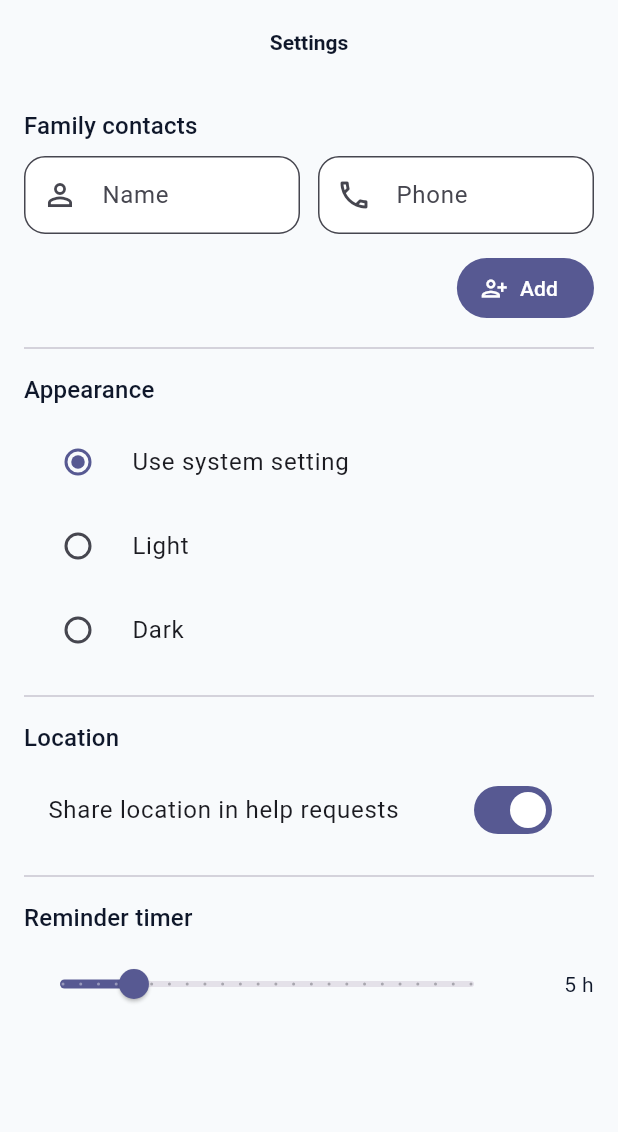
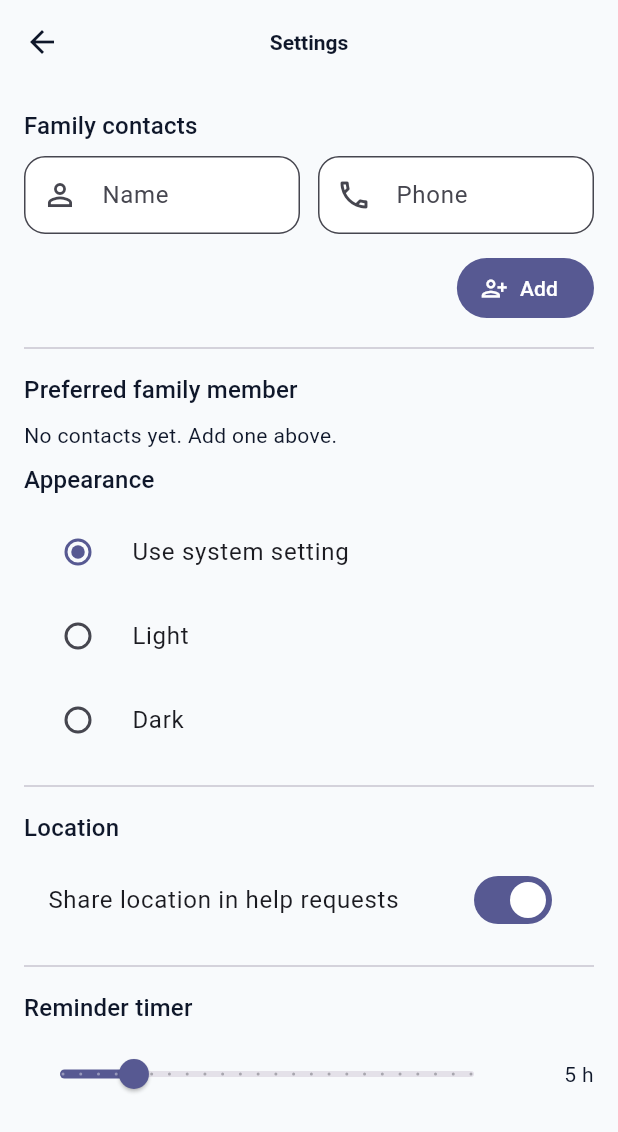
Before and after one commit to Taehillah/Wellness_Circle, a Flutter app: the HomeView screen opened by its route, scrolled down 110 dp, after a tap on "Call a family member", after a tap on the "settings" icon, on a phone screen of 412 x 824 dp. Shown: the top 1132 px of the screen. Run offline on Flutter 3.47's test engine with Material 3 defaults, Android fonts, the phone set to English and light mode, and no system bars; our stand-ins replace dio, flutter_local_notifications, flutter_riverpod, geolocator, go_router, lucide_icons and 2 more; accounts and stored records are empty.

Commit message:
Setting Updated

```diff
--- a/wellcheck/lib/src/bootstrap.dart
+++ b/wellcheck/lib/src/bootstrap.dart
@@ -5,11 +5,14 @@ import 'package:shared_preferences/shared_preferences.dart';
 
 import 'app.dart';
 import 'shared/providers/shared_providers.dart';
+import 'shared/services/notifications_service.dart';
 
 Future<void> bootstrap() async {
   WidgetsFlutterBinding.ensureInitialized();
 
   final prefs = await SharedPreferences.getInstance();
+  final notifications = NotificationsService();
+  await notifications.init();
 
   if (kIsWeb) {
     // No-op placeholder for potential web-specific bootstrap steps.
@@ -19,6 +22,7 @@ Future<void> bootstrap() async {
     ProviderScope(
       overrides: [
         sharedPreferencesProvider.overrideWithValue(prefs),
+        notificationsServiceProvider.overrideWithValue(notifications),
       ],
       child: const App(),
     ),
--- a/wellcheck/lib/src/features/home/presentation/home_view.dart
+++ b/wellcheck/lib/src/features/home/presentation/home_view.dart
@@ -17,6 +17,7 @@ import '../../history/application/check_in_controller.dart';
 import '../../history/data/models/check_in_stats.dart';
 import '../../../shared/theme/theme_controller.dart';
 import '../../../shared/settings/settings_controller.dart';
+import '../../../shared/providers/shared_providers.dart';
 import 'package:go_router/go_router.dart';
 import '../../../shared/router/app_router.dart';
 
@@ -76,7 +77,7 @@ class HomeView extends ConsumerWidget {
           IconButton(
             tooltip: 'Settings',
             icon: const Icon(Icons.settings_outlined),
-            onPressed: () => context.go(AppRoute.settings.path),
+            onPressed: () => context.push(AppRoute.settings.path),
           ),
           IconButton(
             tooltip: 'Log out',
@@ -187,6 +188,11 @@ class _CountdownPanelState extends ConsumerState<_CountdownPanel> {
         }
         // Unlock the check-in button when timer completes.
         ref.read(checkInLockProvider.notifier).unlock();
+        // Start minute-by-minute reminder notifications until the user checks in.
+        unawaited(ref.read(notificationsServiceProvider).startMinuteReminder(
+          title: 'Time to check in',
+          body: 'Tap the app and confirm: I am doing Great!',
+        ));
         // Auto-restart countdown for the next cycle using current settings.
         setState(() {
           _remaining = _currentDuration;
@@ -373,6 +379,8 @@ class _ActionButtons extends StatelessWidget {
                           }
                           ref.read(checkInLockProvider.notifier).lock();
                           ref.read(countdownRestartProvider.notifier).bump();
+                          // Stop reminder notifications upon check-in.
+                          unawaited(ref.read(notificationsServiceProvider).cancelReminders());
                         },
                   borderRadius: BorderRadius.circular(999),
                   child: Container(
@@ -456,7 +464,15 @@ class _StatsGrid extends ConsumerWidget {
       );
       return;
     }
-    final phone = contactsState.contacts.first.phone.trim();
+    // Use preferred contact if selected, else first.
+    final preferredId = ref.read(preferredContactProvider);
+    final target = preferredId == null
+        ? contactsState.contacts.first
+        : (contactsState.contacts.firstWhere(
+            (c) => c.id == preferredId,
+            orElse: () => contactsState.contacts.first,
+          ));
+    final phone = target.phone.trim();
     if (phone.isEmpty) {
       messenger.showSnackBar(
         const SnackBar(content: Text('Selected contact has no phone number.')),
@@ -478,6 +494,20 @@ class _StatsGrid extends ConsumerWidget {
     return LayoutBuilder(
       builder: (context, constraints) {
         final isWide = constraints.maxWidth > 600;
+        final contactsState = ref.watch(contactsControllerProvider);
+        final hasContact = contactsState.contacts.isNotEmpty;
+        final preferredId = ref.watch(preferredContactProvider);
+        final primary = hasContact
+            ? (preferredId == null
+                ? contactsState.contacts.first
+                : (contactsState.contacts.firstWhere(
+                    (c) => c.id == preferredId,
+                    orElse: () => contactsState.contacts.first,
+                  )))
+            : null;
+        final cardLabel = hasContact ? 'Call ${primary!.name}' : 'Call a family member';
+        final cardValue = hasContact ? primary!.phone : contactsCount.toString();
+
         return GridView.count(
           crossAxisCount: 1,
           shrinkWrap: true,
@@ -491,8 +521,8 @@ class _StatsGrid extends ConsumerWidget {
               borderRadius: BorderRadius.circular(20),
               onTap: () => _callFirstContact(context, ref),
               child: StatCard(
-                label: 'Call a family member',
-                value: contactsCount.toString(),
+                label: cardLabel,
+                value: cardValue,
                 icon: LucideIcons.phone,
                 backgroundColor: const Color(0xFF2563EB), // solid blue
                 foregroundColor: Colors.white,
--- a/wellcheck/lib/src/features/settings/presentation/settings_view.dart
+++ b/wellcheck/lib/src/features/settings/presentation/settings_view.dart
@@ -83,6 +83,48 @@ class _SettingsViewState extends ConsumerState<SettingsView> {
           ),
           const Divider(height: 32),
 
+          Text('Preferred family member', style: Theme.of(context).textTheme.titleMedium),
+          const SizedBox(height: 8),
+          Builder(builder: (context) {
+            final contacts = ref.watch(contactsControllerProvider).contacts;
+            final preferredId = ref.watch(preferredContactProvider);
+            if (contacts.isEmpty) {
+              return const Text('No contacts yet. Add one above.');
+            }
+            final items = contacts
+                .map((c) => DropdownMenuItem<String>(
+                      value: c.id,
+                      child: Text('${c.name} (${c.phone})'),
+                    ))
+                .toList();
+            return Row(
+              children: [
+                Expanded(
+                  child: DropdownButtonFormField<String>(
+                    initialValue: preferredId != null && contacts.any((c) => c.id == preferredId)
+                        ? preferredId
+                        : null,
+                    items: items,
+                    decoration: const InputDecoration(
+                      labelText: 'Preferred contact',
+                      prefixIcon: Icon(Icons.star_outline),
+                    ),
+                    onChanged: (id) => ref.read(preferredContactProvider.notifier).setPreferred(id),
+                  ),
+                ),
+                const SizedBox(width: 8),
+                IconButton(
+                  tooltip: 'Clear',
+                  icon: const Icon(Icons.clear),
+                  onPressed: preferredId == null
+                      ? null
+                      : () => ref.read(preferredContactProvider.notifier).setPreferred(null),
+                ),
+              ],
+            );
+          }),
+          const SizedBox(height: 8),
+
           Text('Appearance', style: Theme.of(context).textTheme.titleMedium),
           const SizedBox(height: 8),
           RadioListTile<ThemeMode>(
--- a/wellcheck/lib/src/shared/settings/settings_controller.dart
+++ b/wellcheck/lib/src/shared/settings/settings_controller.dart
@@ -1,6 +1,7 @@
 import 'package:riverpod/riverpod.dart';
 
 import '../services/preferences_service.dart';
+import '../../features/auth/application/auth_controller.dart';
 
 const _kLocationEnabledKey = 'wellcheck.settings.location_enabled';
 const _kTimerHoursKey = 'wellcheck.settings.timer_hours';
@@ -46,3 +47,33 @@ class TimerHoursController extends Notifier<int> {
 
 final timerHoursProvider =
     NotifierProvider<TimerHoursController, int>(TimerHoursController.new);
+
+// Preferred contact per user. Stores the selected contact id for quick dial.
+class PreferredContactController extends Notifier<String?> {
+  late final PreferencesService _prefs;
+
+  String _keyFor(int? userId) =>
+      userId == null ? 'wellcheck.user.anon.preferred_contact' : 'wellcheck.user.$userId.preferred_contact';
+
+  @override
+  String? build() {
+    _prefs = ref.read(preferencesServiceProvider);
+    final userId = ref.read(authSessionProvider)?.user.id;
+    return _prefs.getString(_keyFor(userId));
+  }
+
+  Future<void> setPreferred(String? contactId) async {
+    final userId = ref.read(authSessionProvider)?.user.id;
+    final key = _keyFor(userId);
+    if (contactId == null || contactId.isEmpty) {
+      await _prefs.remove(key);
+      state = null;
+    } else {
+      await _prefs.setString(key, contactId);
+      state = contactId;
+    }
+  }
+}
+
+final preferredContactProvider =
+    NotifierProvider<PreferredContactController, String?>(PreferredContactController.new);
--- a/wellcheck/pubspec.yaml
+++ b/wellcheck/pubspec.yaml
@@ -44,6 +44,7 @@ dependencies:
   uuid: ^4.5.1
   riverpod: ^3.0.3
   url_launcher: ^6.3.1
+  flutter_local_notifications: ^18.0.1
 
 dev_dependencies:
   flutter_test:
```
Also changed, not shown: wellcheck/lib/src/features/auth/data/auth_repository.dart (+14 -4 lines), wellcheck/lib/src/shared/providers/shared_providers.dart (+7 -0 lines), wellcheck/lib/src/shared/services/notifications_service.dart (added, +63 -0 lines), wellcheck/pubspec.lock, 1 other file.
